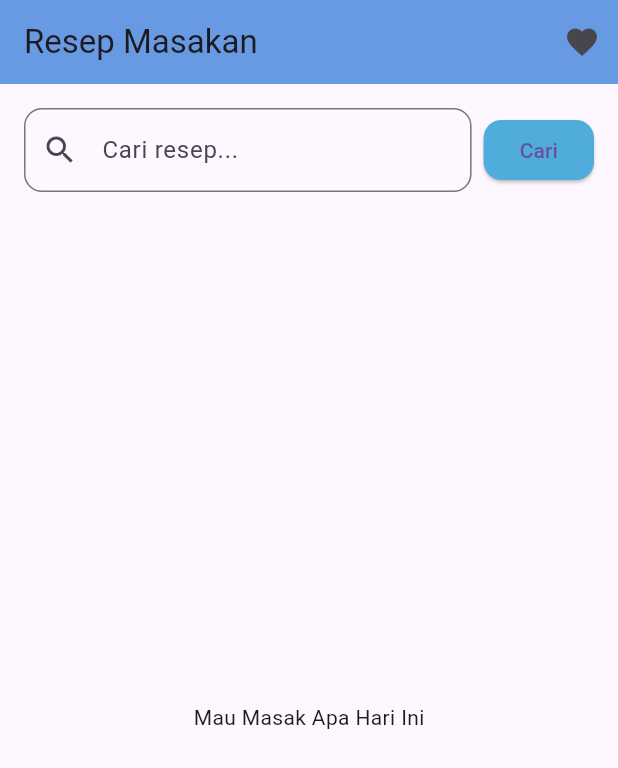
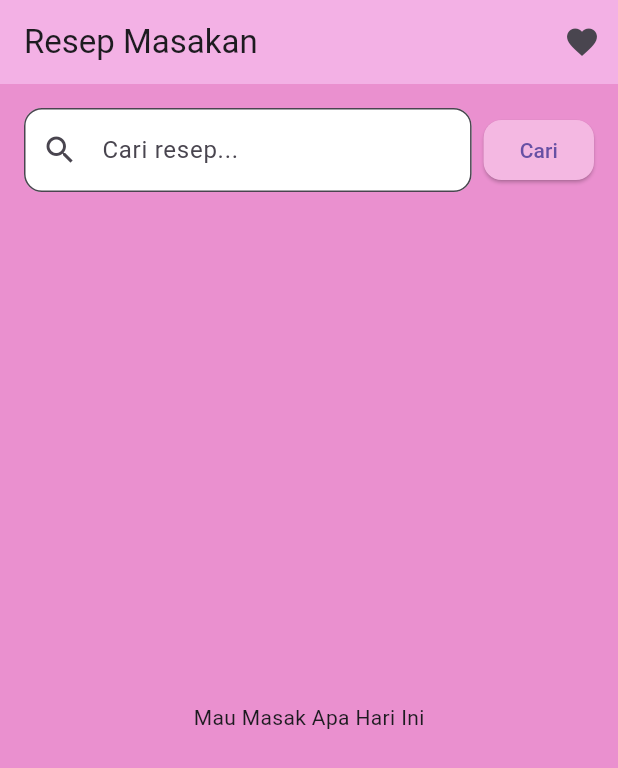
Before and after one commit to sitiafiza/resepmakanan, a Flutter app: the screen it shows after launch, on a phone screen of 412 x 824 dp. Shown: the top 768 px of the screen. Run offline on Flutter 3.47's test engine with Material 3 defaults, Android fonts, the phone set to English and light mode, and no system bars; our stand-ins replace flutter_html, shared_preferences; missing offline and left inert: translator.

```diff
--- a/lib/screens/favorite_screen.dart
+++ b/lib/screens/favorite_screen.dart
@@ -3,8 +3,6 @@ import '../helpers/favorite_helper.dart';
 import '../services/api_service.dart';
 import '../widgets/recipe_card.dart';
 import '../screens/recipe_detail_screen.dart';
-
-
 class FavoriteScreen extends StatefulWidget {
   const FavoriteScreen({super.key});
 
@@ -47,7 +45,7 @@ class _FavoriteScreenState extends State<FavoriteScreen> {
     return Scaffold(
       appBar: AppBar(
         title: const Text("Resep Favorit"),
-        backgroundColor: const Color.fromARGB(255, 79, 189, 214),
+        backgroundColor: const Color.fromARGB(255, 217, 114, 195),
       ),
       body: isLoading
           ? const Center(child: CircularProgressIndicator())
--- a/lib/screens/home_screen.dart
+++ b/lib/screens/home_screen.dart
@@ -34,9 +34,10 @@ class _HomeScreenState extends State<HomeScreen> {
   @override
   Widget build(BuildContext context) {
     return Scaffold(
+      backgroundColor: const Color.fromARGB(255, 234, 144, 207), // Pink soft background
       appBar: AppBar(
         title: const Text("Resep Masakan"),
-        backgroundColor: const Color.fromARGB(255, 103, 154, 226),
+        backgroundColor: const Color.fromARGB(255, 243, 177, 229),
         actions: [
           IconButton(
             icon: const Icon(Icons.favorite),
@@ -65,6 +66,8 @@ class _HomeScreenState extends State<HomeScreen> {
                       border: OutlineInputBorder(
                         borderRadius: BorderRadius.circular(12),
                       ),
+                      filled: true,
+                      fillColor: Colors.white, // agar input tetap putih
                     ),
                   ),
                 ),
@@ -72,7 +75,7 @@ class _HomeScreenState extends State<HomeScreen> {
                 ElevatedButton(
                   onPressed: searchRecipe,
                   style: ElevatedButton.styleFrom(
-                    backgroundColor: const Color.fromARGB(255, 79, 172, 219),
+                    backgroundColor: const Color.fromARGB(255, 244, 184, 226),
                     shape: RoundedRectangleBorder(
                       borderRadius: BorderRadius.circular(12),
                     ),
```
Also changed, not shown: lib/screens/recipe_detail_screen.dart (+32 -11 lines).
